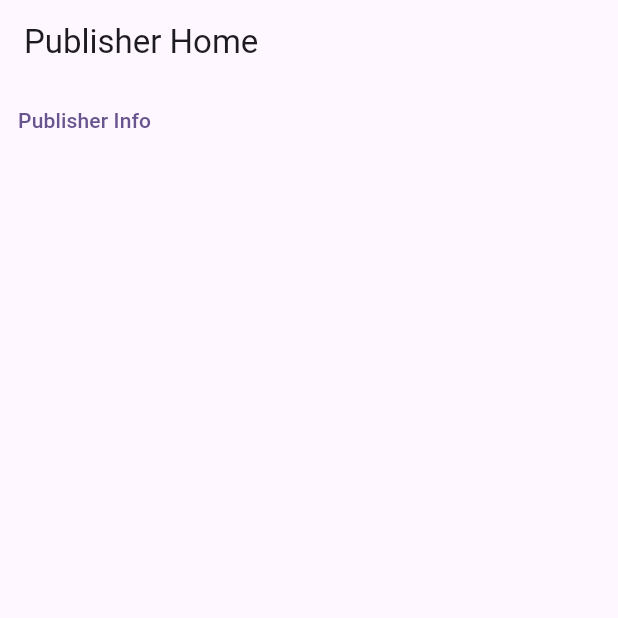
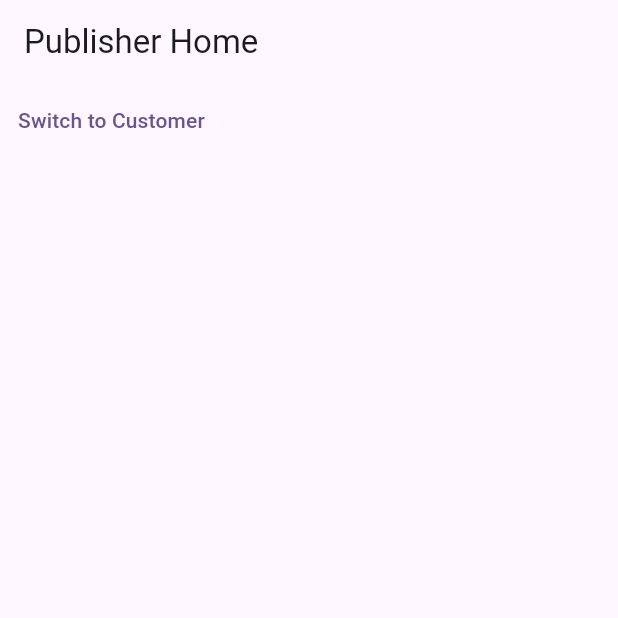
Before and after one commit to marwfair/nav_example, a Flutter app: the screen it shows after launch, after a tap on "Publisher", on a phone screen of 412 x 824 dp, the top half of it. Run offline on Flutter 3.47's test engine with Material 3 defaults, Android fonts, the phone set to English and light mode, and no system bars; our stand-ins replace equatable, flutter_bloc, go_router.

Commit message:
feat: remove info pages

```diff
--- a/lib/app_router/app_router.dart
+++ b/lib/app_router/app_router.dart
@@ -4,9 +4,7 @@ import 'package:go_router/go_router.dart';
 import 'package:nav_example/app_type/app_type.dart';
 import 'package:nav_example/app/bloc/app_bloc.dart';
 import 'package:nav_example/customer/customer.dart';
-import 'package:nav_example/customer_info/customer_info.dart';
 import 'package:nav_example/publisher/publisher.dart';
-import 'package:nav_example/publisher_info/publisher_info.dart';
 
 class AppRouter {
   AppRouter({
@@ -89,13 +87,6 @@ class AppRouter {
 
                 return null;
               },
-              routes: [
-                GoRoute(
-                  name: 'customerInfo',
-                  path: 'customer-info',
-                  builder: (context, state) => const CustomerInfoPage(),
-                ),
-              ],
             ),
             GoRoute(
               name: 'publisher',
@@ -110,13 +101,6 @@ class AppRouter {
 
                 return null;
               },
-              routes: [
-                GoRoute(
-                  name: 'publisherInfo',
-                  path: 'publisher-info',
-                  builder: (context, state) => const PublisherInfoPage(),
-                ),
-              ],
             ),
           ],
         ),
--- a/lib/customer/view/customer_page.dart
+++ b/lib/customer/view/customer_page.dart
@@ -1,5 +1,6 @@
 import 'package:flutter/material.dart';
-import 'package:go_router/go_router.dart';
+import 'package:flutter_bloc/flutter_bloc.dart';
+import 'package:nav_example/app/bloc/app_bloc.dart';
 
 class CustomerPage extends StatelessWidget {
   const CustomerPage({super.key});
@@ -11,9 +12,11 @@ class CustomerPage extends StatelessWidget {
       body: Column(
         children: [
           TextButton(
-            child: const Text('Customer Info'),
+            child: const Text('Switch to Publisher'),
             onPressed: () {
-              context.goNamed('customerInfo');
+              context
+                  .read<AppBloc>()
+                  .add(const AppTypeChanged(AppType.publisher));
             },
           ),
         ],
--- a/lib/customer_info/customer_info.dart
+++ /dev/null
@@ -1 +0,0 @@
-export 'view/view.dart';
--- a/lib/customer_info/view/view.dart
+++ /dev/null
@@ -1 +0,0 @@
-export 'customer_info_page.dart';
--- a/lib/publisher/view/publisher_page.dart
+++ b/lib/publisher/view/publisher_page.dart
@@ -1,5 +1,6 @@
 import 'package:flutter/material.dart';
-import 'package:go_router/go_router.dart';
+import 'package:flutter_bloc/flutter_bloc.dart';
+import 'package:nav_example/app/bloc/app_bloc.dart';
 
 class PublisherPage extends StatelessWidget {
   const PublisherPage({super.key});
@@ -11,9 +12,11 @@ class PublisherPage extends StatelessWidget {
       body: Column(
         children: [
           TextButton(
-            child: const Text('Publisher Info'),
+            child: const Text('Switch to Customer'),
             onPressed: () {
-              context.goNamed('publisherInfo');
+              context
+                  .read<AppBloc>()
+                  .add(const AppTypeChanged(AppType.customer));
             },
           ),
         ],
--- a/lib/publisher_info/publisher_info.dart
+++ /dev/null
@@ -1 +0,0 @@
-export 'view/view.dart';
--- a/lib/publisher_info/view/view.dart
+++ /dev/null
@@ -1 +0,0 @@
-export 'publisher_info_page.dart';
```
Also changed, not shown: lib/app_router/routes.dart (+14 -37 lines), lib/customer_info/view/customer_info_page.dart (deleted, +0 -29 lines), lib/publisher_info/view/publisher_info_page.dart (deleted, +0 -27 lines), lib/app_router/routes.g.dart.
